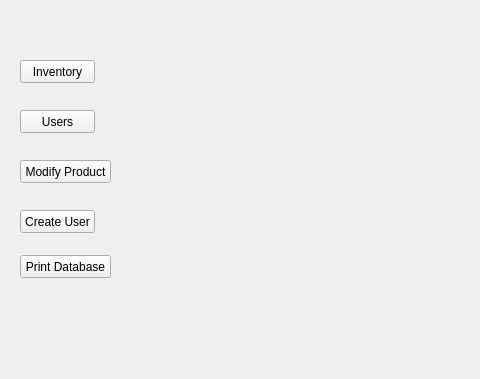
scottoberman/CSUFDevs, file InvGUI/invmain.ui: the form before one commit; both pictures show x 0 to 480 and y 0 to 379 of the 1377 by 692 pixel window.
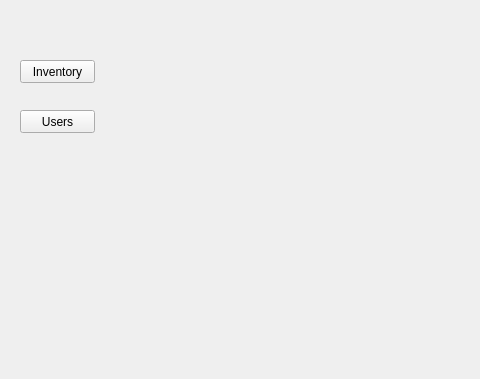
The form after the commit.

Commit message:
Both item and user management functional
Need to reimplement search functions for items and users.

The edit to the form file:
```diff
--- a/InvGUI/invmain.ui
+++ b/InvGUI/invmain.ui
@@ -10,6 +10,12 @@
     <height>692</height>
    </rect>
   </property>
+  <property name="sizePolicy">
+   <sizepolicy hsizetype="Fixed" vsizetype="Fixed">
+    <horstretch>0</horstretch>
+    <verstretch>0</verstretch>
+   </sizepolicy>
+  </property>
   <property name="minimumSize">
    <size>
     <width>1377</width>
@@ -25,31 +31,6 @@
   <property name="windowTitle">
    <string>Form</string>
   </property>
-  <widget class="QPushButton" name="Page3Button">
-   <property name="geometry">
-    <rect>
-     <x>20</x>
-     <y>160</y>
-     <width>91</width>
-     <height>23</height>
-    </rect>
-   </property>
-   <property name="minimumSize">
-    <size>
-     <width>91</width>
-     <height>23</height>
-    </size>
-   </property>
-   <property name="maximumSize">
-    <size>
-     <width>91</width>
-     <height>23</height>
-    </size>
-   </property>
-   <property name="text">
-    <string>Modify Product</string>
-   </property>
-  </widget>
   <widget class="QPushButton" name="Page1Button">
    <property name="geometry">
     <rect>
@@ -100,56 +81,6 @@
     <string>Users</string>
    </property>
   </widget>
-  <widget class="QPushButton" name="pushButton">
-   <property name="geometry">
-    <rect>
-     <x>20</x>
-     <y>255</y>
-     <width>91</width>
-     <height>23</height>
-    </rect>
-   </property>
-   <property name="minimumSize">
-    <size>
-     <width>91</width>
-     <height>23</height>
-    </size>
-   </property>
-   <property name="maximumSize">
-    <size>
-     <width>91</width>
-     <height>23</height>
-    </size>
-   </property>
-   <property name="text">
-    <string>Print Database</string>
-   </property>
-  </widget>
-  <widget class="QPushButton" name="pushButton_2">
-   <property name="geometry">
-    <rect>
-     <x>20</x>
-     <y>210</y>
-     <width>75</width>
-     <height>23</height>
-    </rect>
-   </property>
-   <property name="minimumSize">
-    <size>
-     <width>75</width>
-     <height>23</height>
-    </size>
-   </property>
-   <property name="maximumSize">
-    <size>
-     <width>75</width>
-     <height>23</height>
-    </size>
-   </property>
-   <property name="text">
-    <string>Create User</string>
-   </property>
-  </widget>
   <widget class="QWidget" name="horizontalLayoutWidget">
    <property name="geometry">
     <rect>
```
The commit also changes 28 other files.
